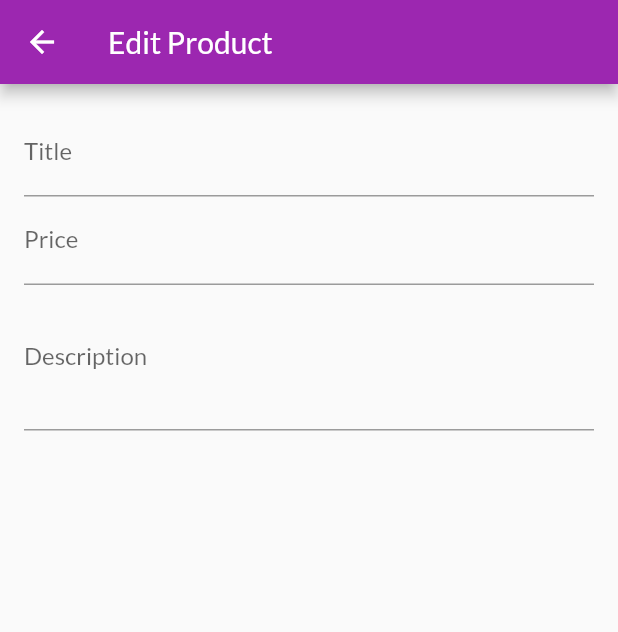
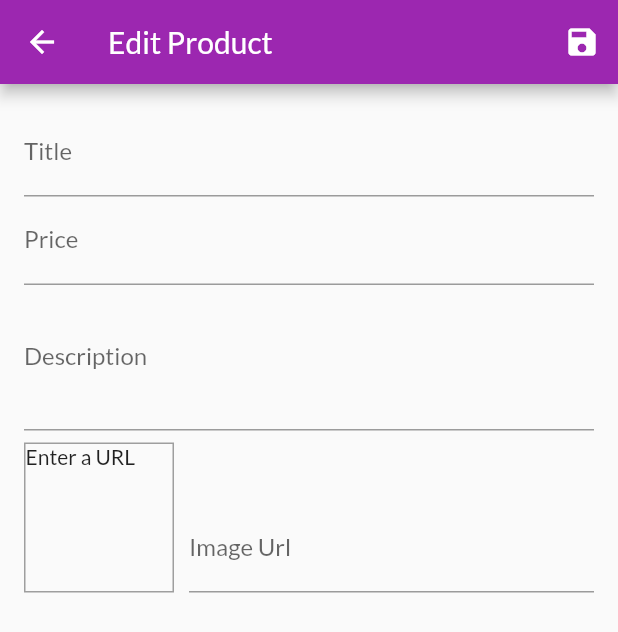
Before and after one commit to KishoreSohanda/ShopMart_app, a Flutter app: the EditProductScreen screen opened by its route, on a phone screen of 412 x 824 dp. Shown: the top 632 px of the screen. Run offline on Flutter 3.47's test engine with Material 2 defaults, Android fonts, the phone set to English and light mode, and no system bars; network calls fail.

Commit message:
added form widget to editProductScreen ,added the necessary textFormFields to edit or add the new product and used the focus node.

```diff
--- a/lib/screens/edit_product_screen.dart
+++ b/lib/screens/edit_product_screen.dart
@@ -1,4 +1,6 @@
 import 'package:flutter/material.dart';
+
+import '../providers/product.dart';
 
 class EditProductScreen extends StatefulWidget {
   static const routeName = '/edit_product';
@@ -11,12 +13,45 @@ class EditProductScreen extends StatefulWidget {
 class _EditProductScreenState extends State<EditProductScreen> {
   final _priceFocusNode = FocusNode();
   final _descriptionFocusNode = FocusNode();
+  final _imageUrlFocusNode = FocusNode();
+  final _imageUrlController = TextEditingController();
+  final _form = GlobalKey<FormState>();
+  var _editedProduct =
+      Product(id: '', title: '', description: '', price: 0, imageUrl: '');
+
+  @override
+  void initState() {
+    _imageUrlFocusNode.addListener(
+      () {
+        _updateImageUrl();
+      },
+    );
+    super.initState();
+  }
 
   @override
   void dispose() {
+    _imageUrlFocusNode.removeListener(_updateImageUrl);
     _priceFocusNode.dispose();
     _descriptionFocusNode.dispose();
+    _imageUrlController.dispose();
+    _imageUrlFocusNode.dispose();
     super.dispose();
+  }
+
+  void _updateImageUrl() {
+    if (!_imageUrlFocusNode.hasFocus) {
+      setState(() {});
+    }
+  }
+
+  void _saveForm() {
+    _form.currentState!.save();
+    print(_editedProduct.description);
+    print(_editedProduct.title);
+    print(_editedProduct.id);
+    print(_editedProduct.imageUrl);
+    print(_editedProduct.price);
   }
 
   @override
@@ -24,10 +59,14 @@ class _EditProductScreenState extends State<EditProductScreen> {
     return Scaffold(
       appBar: AppBar(
         title: const Text('Edit Product'),
+        actions: [
+          IconButton(onPressed: _saveForm, icon: const Icon(Icons.save))
+        ],
       ),
       body: Padding(
         padding: const EdgeInsets.all(16),
         child: Form(
+          key: _form,
           child: SingleChildScrollView(
             child: Column(
               children: [
@@ -36,6 +75,14 @@ class _EditProductScreenState extends State<EditProductScreen> {
                   textInputAction: TextInputAction.next,
                   onFieldSubmitted: (_) {
                     FocusScope.of(context).requestFocus(_priceFocusNode);
+                  },
+                  onSaved: (newValue) {
+                    _editedProduct = Product(
+                        id: _editedProduct.id,
+                        title: newValue as String,
+                        description: _editedProduct.description,
+                        price: _editedProduct.price,
+                        imageUrl: _editedProduct.imageUrl);
                   },
                 ),
                 TextFormField(
@@ -46,13 +93,68 @@ class _EditProductScreenState extends State<EditProductScreen> {
                   onFieldSubmitted: (_) {
                     FocusScope.of(context).requestFocus(_descriptionFocusNode);
                   },
+                  onSaved: (newValue) {
+                    _editedProduct = Product(
+                        id: _editedProduct.id,
+                        title: _editedProduct.title,
+                        description: _editedProduct.description,
+                        price: double.parse(newValue as String),
+                        imageUrl: _editedProduct.imageUrl);
+                  },
                 ),
                 TextFormField(
                   decoration: const InputDecoration(labelText: 'Description'),
                   maxLines: 3,
                   keyboardType: TextInputType.multiline,
                   focusNode: _descriptionFocusNode,
+                  onSaved: (newValue) {
+                    _editedProduct = Product(
+                        id: _editedProduct.id,
+                        title: _editedProduct.title,
+                        description: newValue as String,
+                        price: _editedProduct.price,
+                        imageUrl: _editedProduct.imageUrl);
+                  },
                 ),
+                Row(
+                  crossAxisAlignment: CrossAxisAlignment.end,
+                  children: [
+                    Container(
+                      width: 100,
+                      height: 100,
+                      margin: const EdgeInsets.only(top: 8, right: 10),
+                      decoration: BoxDecoration(
+                          border: Border.all(width: 1, color: Colors.grey)),
+                      child: _imageUrlController.text.isEmpty
+                          ? const Text('Enter a URL')
+                          : FittedBox(
+                              fit: BoxFit.cover,
+                              child: Image.network(_imageUrlController.text),
+                            ),
+                    ),
+                    Expanded(
+                      child: TextFormField(
+                        decoration:
+                            const InputDecoration(labelText: 'Image Url'),
+                        keyboardType: TextInputType.url,
+                        textInputAction: TextInputAction.done,
+                        controller: _imageUrlController,
+                        focusNode: _imageUrlFocusNode,
+                        onFieldSubmitted: (_) {
+                          _saveForm();
+                        },
+                        onSaved: (newValue) {
+                          _editedProduct = Product(
+                              id: _editedProduct.id,
+                              title: _editedProduct.title,
+                              description: _editedProduct.description,
+                              price: _editedProduct.price,
+                              imageUrl: newValue as String);
+                        },
+                      ),
+                    ),
+                  ],
+                )
               ],
             ),
           ),
```
